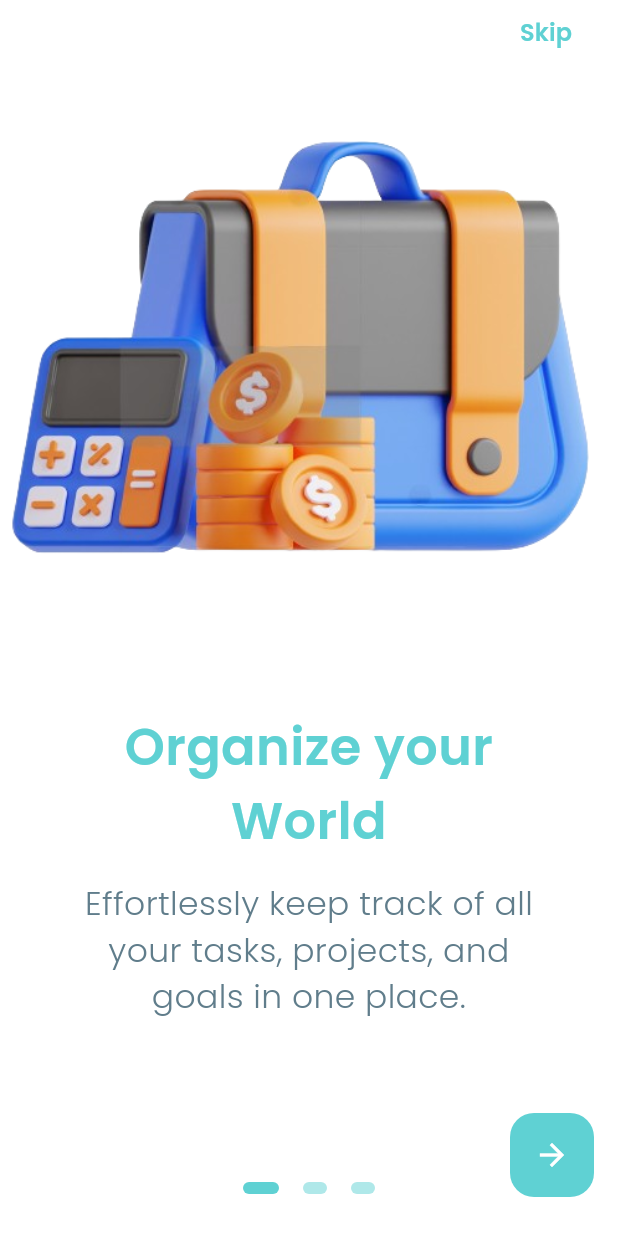
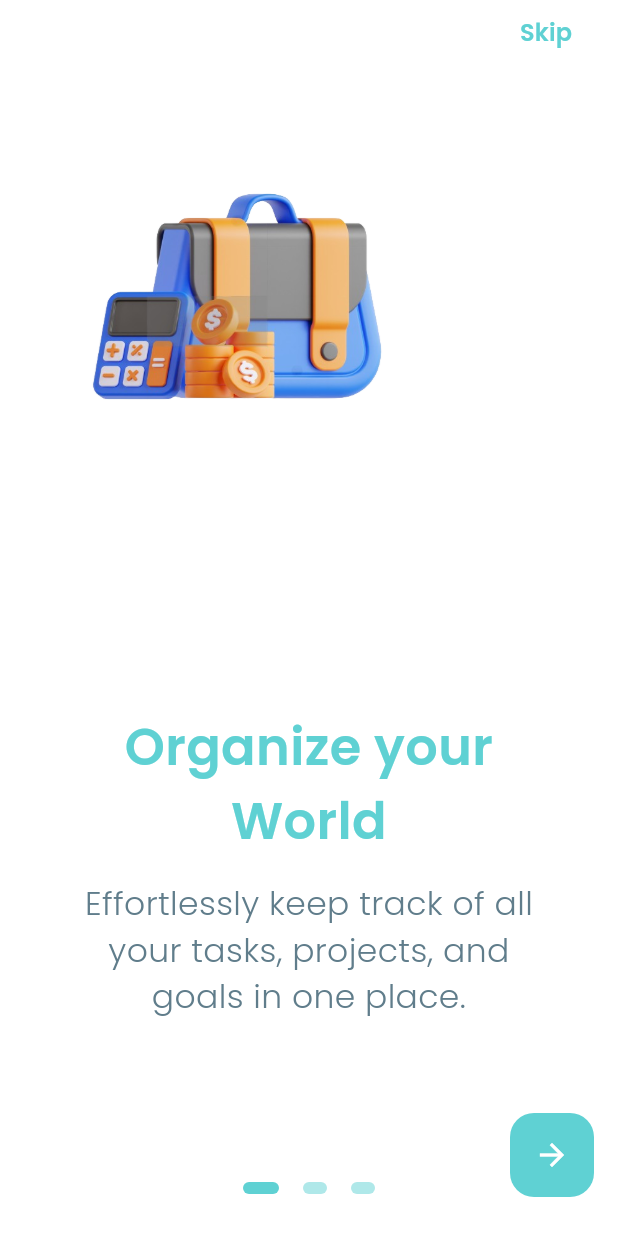
Before and after one commit to JohnGastone/Plana, a Flutter app: the screen it shows after launch, on a phone screen of 412 x 824 dp. Run offline on Flutter 3.47's test engine with Material 3 defaults, Android fonts, the phone set to English and light mode, and no system bars; drawn by our look-alikes of flutter_onboarding_slider; our stand-ins replace fl_chart, google_fonts, shared_preferences, table_calendar.

Commit message:
fix: Resized onboarding carousel images

```diff
--- a/lib/Introduction/OnboardingCarousel.dart
+++ b/lib/Introduction/OnboardingCarousel.dart
@@ -48,26 +48,32 @@ class Onboardingcarousel extends StatelessWidget {
       headerBackgroundColor: Colors.white,
       pageBackgroundColor: Colors.white,
       background: [
-        Image.asset(
-          'assets/orga.png',
-          height: 400,
-          width: 400,
-          fit: BoxFit.cover,
-        ),
         Padding(
-          padding: const EdgeInsets.only(left: 38.0),
+          padding: const EdgeInsets.only(left: 58.0, top: 60),
           child: Image.asset(
-            'assets/simplify.png',
-            height: 400,
-            width: 300,
+            'assets/orga.png',
+            height: 200,
+            width: 200,
             fit: BoxFit.cover,
           ),
         ),
-        Image.asset(
-          'assets/achieve.png',
-          height: 400,
-          width: 400,
-          fit: BoxFit.cover,
+        Padding(
+          padding: const EdgeInsets.only(left: 58.0, top: 60),
+          child: Image.asset(
+            'assets/simplify.png',
+            height: 200,
+            width: 200,
+            fit: BoxFit.cover,
+          ),
+        ),
+        Padding(
+          padding: const EdgeInsets.only(left: 58.0, top: 60),
+          child: Image.asset(
+            'assets/achieve.png',
+            height: 200,
+            width: 200,
+            fit: BoxFit.cover,
+          ),
         ),
       ],
       speed: 1.8,
```
